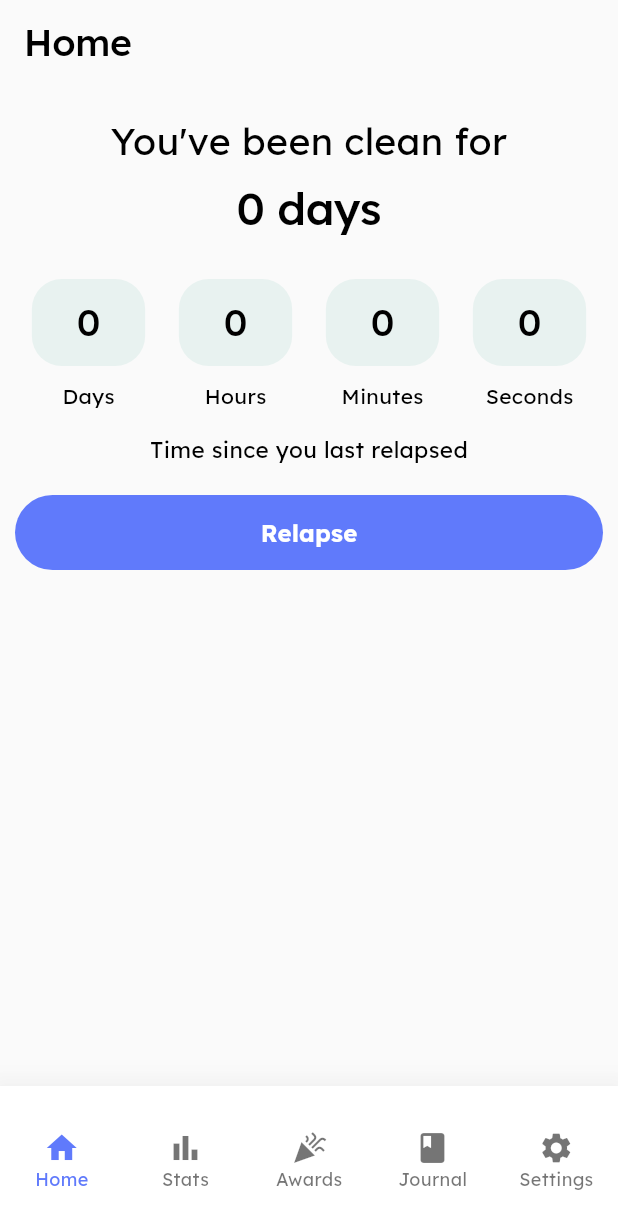
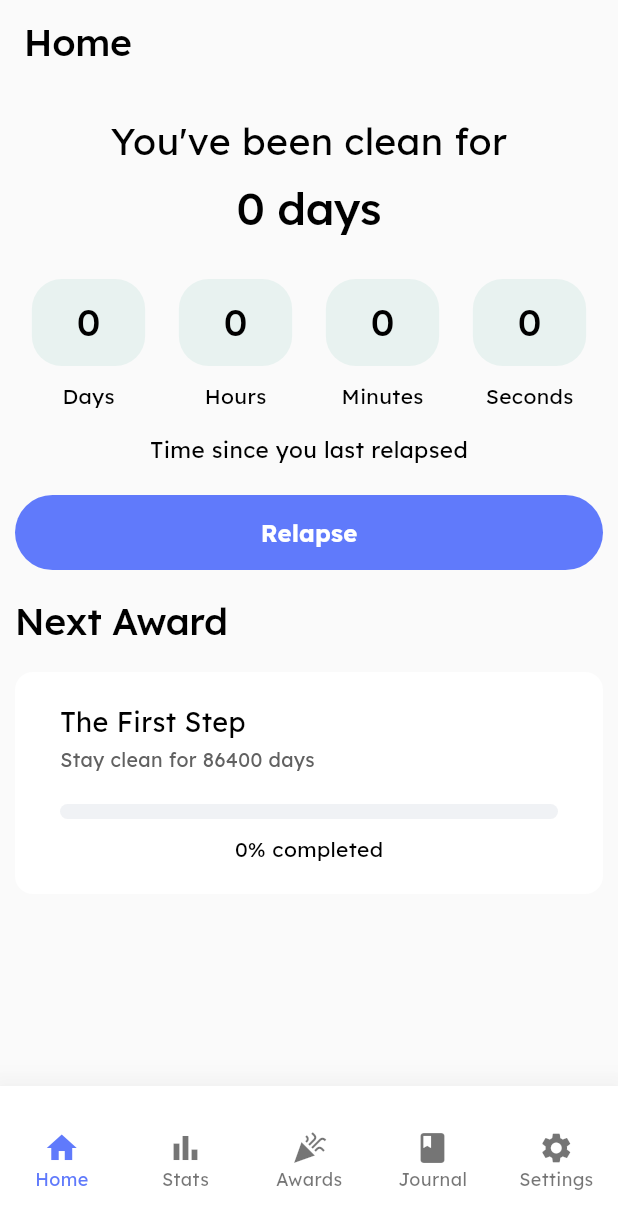
Before and after one commit to tech-qasim/handbrake, a Flutter app: the CounterScreen screen opened by its route, on a phone screen of 412 x 824 dp. Shown: the top 1229 px of the screen. Run offline on Flutter 3.47's test engine with Material 3 defaults, Android fonts, the phone set to English and light mode, and no system bars; our stand-ins replace another_flutter_splash_screen, auto_route, bloc, drift, flutter_bloc, get_it and 3 more; accounts and stored records are empty; generated files the repository leaves out were written again.

Commit message:
added next award in home screen.

```diff
--- a/lib/constants/string_constants.dart
+++ b/lib/constants/string_constants.dart
@@ -10,6 +10,7 @@ class AssetIcons {
 class SharedPrefStrings {
   static const String isUserOnboarded = 'isUserOnboarded';
   static const String longestStreak = 'longestStreak';
+  static const String lastAchievedAward = 'lastAchievedAward';
 }
 
 List<String> triggers = [
--- a/lib/features/achievements/screens/achievements_screen.dart
+++ b/lib/features/achievements/screens/achievements_screen.dart
@@ -12,7 +12,7 @@ class AchievementsScreen extends StatelessWidget {
 
   @override
   Widget build(BuildContext context) {
-    final soberDays = context.watch<HomeCubit>().state.soberTime.inDays;
+    final soberDays = context.watch<HomeCubit>().state.soberTime.inSeconds;
     return Scaffold(
       appBar: AppBar(
         title: Text('Awards', style: context.textTheme.displayLarge),
@@ -25,7 +25,7 @@ class AchievementsScreen extends StatelessWidget {
           return AchievementCardWidget(
             title: award.title,
             dayAchieved: soberDays,
-            dayRequired: award.daysRequired,
+            dayRequired: award.daysRequired * 24 * 60 * 60,
           );
         },
         separatorBuilder: (BuildContext context, int index) {
--- a/lib/features/achievements/widgets/achievement_card_widget.dart
+++ b/lib/features/achievements/widgets/achievement_card_widget.dart
@@ -15,7 +15,7 @@ class AchievementCardWidget extends StatelessWidget {
   final int dayAchieved;
   final int dayRequired;
 
-  Color _getProgressColor(int percentage) {
+  Color _getProgressColor(double percentage) {
     if (percentage < 50) {
       return AppColors.progressBarLowColor;
     } else if (percentage < 80) {
@@ -27,7 +27,8 @@ class AchievementCardWidget extends StatelessWidget {
 
   @override
   Widget build(BuildContext context) {
-    int percentage = (dayAchieved / dayRequired * 100).round();
+    final int clampedElapsed = dayAchieved.clamp(0, dayRequired);
+    final double percentage = (clampedElapsed / dayRequired) * 100;
     return Card(
       elevation: 0,
       margin: EdgeInsets.zero,
@@ -63,7 +64,7 @@ class AchievementCardWidget extends StatelessWidget {
             if (dayAchieved >= dayRequired)
               const Center(child: Text('Achieved!'))
             else
-              Center(child: Text('$percentage% completed')),
+              Center(child: Text('${percentage.toInt()}% completed')),
           ],
         ),
       ),
--- a/lib/features/home/cubit/home_cubit.dart
+++ b/lib/features/home/cubit/home_cubit.dart
@@ -1,12 +1,15 @@
 import 'dart:async';
 
 import 'package:drift/drift.dart';
+import 'package:flutter/material.dart';
 import 'package:flutter/rendering.dart';
 import 'package:flutter_bloc/flutter_bloc.dart';
 import 'package:handbrake/constants/string_constants.dart';
 import 'package:handbrake/features/home/cubit/home_state.dart';
 import 'package:handbrake/features/stats/cubit/stats_cubit.dart';
 import 'package:handbrake/local_db/app_database.dart';
+import 'package:handbrake/models/award.dart';
+import 'package:handbrake/theme/app_colors.dart';
 import 'package:handbrake/utils/di.dart';
 import 'package:shared_preferences/shared_preferences.dart';
 
@@ -170,4 +173,55 @@ class HomeCubit extends Cubit<HomeState> {
       ),
     );
   }
+
+  Award? getNextAward() {
+    final soberDays = state.soberTime.inDays;
+
+    for (Award award in awards) {
+      if (soberDays < award.daysRequired) {
+        return award;
+      }
+    }
+
+    return null;
+  }
+
+  Future<void> checkAndShowAchievementDialog(BuildContext context) async {
+    final prefs = getIt<SharedPreferences>();
+    final currentDays = state.soberTime.inDays;
+
+    for (var award in awards) {
+      if (currentDays >= award.daysRequired) {
+        final lastShown =
+            prefs.getString(SharedPrefStrings.lastAchievedAward) ?? '';
+
+        if (context.mounted && lastShown != award.title) {
+          // Show dialog
+          showDialog(
+            context: context,
+            builder: (_) => AlertDialog(
+              backgroundColor: AppColors.whiteColor,
+              title: const Text("🎉 Award Unlocked!"),
+              content: Text("You’ve unlocked: ${award.title}"),
+              actions: [
+                TextButton(
+                  onPressed: () {
+                    Navigator.of(context).pop();
+                  },
+                  child: const Text("Awesome!"),
+                ),
+              ],
+            ),
+          );
+
+          // Save this achievement as shown
+          await prefs.setString(
+            SharedPrefStrings.lastAchievedAward,
+            award.title,
+          );
+          break; // Only show one achievement at a time
+        }
+      }
+    }
+  }
 }
--- a/lib/features/home/screens/counter/counter_screen.dart
+++ b/lib/features/home/screens/counter/counter_screen.dart
@@ -2,6 +2,7 @@ import 'package:auto_route/auto_route.dart';
 import 'package:flutter/material.dart';
 import 'package:flutter_bloc/flutter_bloc.dart';
 import 'package:handbrake/constants/extension_constants.dart';
+import 'package:handbrake/features/achievements/widgets/achievement_card_widget.dart';
 import 'package:handbrake/features/home/cubit/home_cubit.dart';
 import 'package:handbrake/routes/app_router.gr.dart';
 import 'package:handbrake/theme/app_colors.dart';
@@ -18,11 +19,9 @@ class CounterScreen extends StatefulWidget {
 class _CounterScreenState extends State<CounterScreen> {
   @override
   void initState() {
-    // WidgetsBinding.instance.addPostFrameCallback((_) {
-    //   context.read<HomeCubit>().setLastRelapseDateTime();
-    //   context.read<HomeCubit>().setFirstRelapseDateTime();
-    //   context.read<HomeCubit>().startSoberTimer();
-    // });
+    WidgetsBinding.instance.addPostFrameCallback((_) {
+      context.read<HomeCubit>().checkAndShowAchievementDialog(context);
+    });
     super.initState();
   }
 
@@ -35,13 +34,15 @@ class _CounterScreenState extends State<CounterScreen> {
     int minutes = soberTime.inMinutes % 60;
     int seconds = soberTime.inSeconds % 60;
 
+    final nextAward = context.watch<HomeCubit>().getNextAward();
+    final dayRequired = nextAward?.daysRequired ?? 0;
+
     return Scaffold(
       appBar: AppBar(
         automaticallyImplyLeading: false,
         title: Text('Home', style: context.textTheme.displayLarge),
       ),
-      body: Center(
-        child: Padding(
+      body: SingleChildScrollView(
         padding: const EdgeInsets.symmetric(horizontal: 10, vertical: 20),
         child: Column(
           children: [
@@ -77,8 +78,21 @@ class _CounterScreenState extends State<CounterScreen> {
               buttonText: 'Relapse',
               isFullWidth: true,
             ),
+            const SizedBox(height: 20),
+
+            Align(
+              alignment: Alignment.centerLeft,
+              child: Text('Next Award', style: context.textTheme.displayLarge),
+            ),
+
+            const SizedBox(height: 20),
+
+            AchievementCardWidget(
+              title: nextAward?.title ?? '',
+              dayAchieved: soberTime.inSeconds,
+              dayRequired: dayRequired * 24 * 60 * 60,
+            ),
           ],
-          ),
         ),
       ),
     );
--- a/lib/features/stats/screens/stats_screen.dart
+++ b/lib/features/stats/screens/stats_screen.dart
@@ -1,5 +1,4 @@
 import 'package:auto_route/annotations.dart';
-import 'package:easy_date_timeline/easy_date_timeline.dart';
 import 'package:flutter/material.dart';
 import 'package:flutter_bloc/flutter_bloc.dart';
 import 'package:handbrake/constants/extension_constants.dart';
--- a/lib/features/stats/widgets/stats_card_widget.dart
+++ b/lib/features/stats/widgets/stats_card_widget.dart
@@ -1,7 +1,5 @@
 import 'package:flutter/material.dart';
-import 'package:flutter_bloc/flutter_bloc.dart';
 import 'package:handbrake/constants/extension_constants.dart';
-import 'package:handbrake/features/stats/cubit/stats_cubit.dart';
 import 'package:handbrake/theme/app_colors.dart';
 
 class StatsCardWidget extends StatelessWidget {
@@ -16,10 +14,6 @@ class StatsCardWidget extends StatelessWidget {
 
   @override
   Widget build(BuildContext context) {
-    final focusedDate = context.watch<StatsCubit>().state.focusedDate;
-
-    final focusedDateMonthYear = "${focusedDate.year}-${focusedDate.month}";
-
     return SizedBox(
       width: double.infinity,
 
```
Lines whose indentation alone changed are shown as unchanged.
